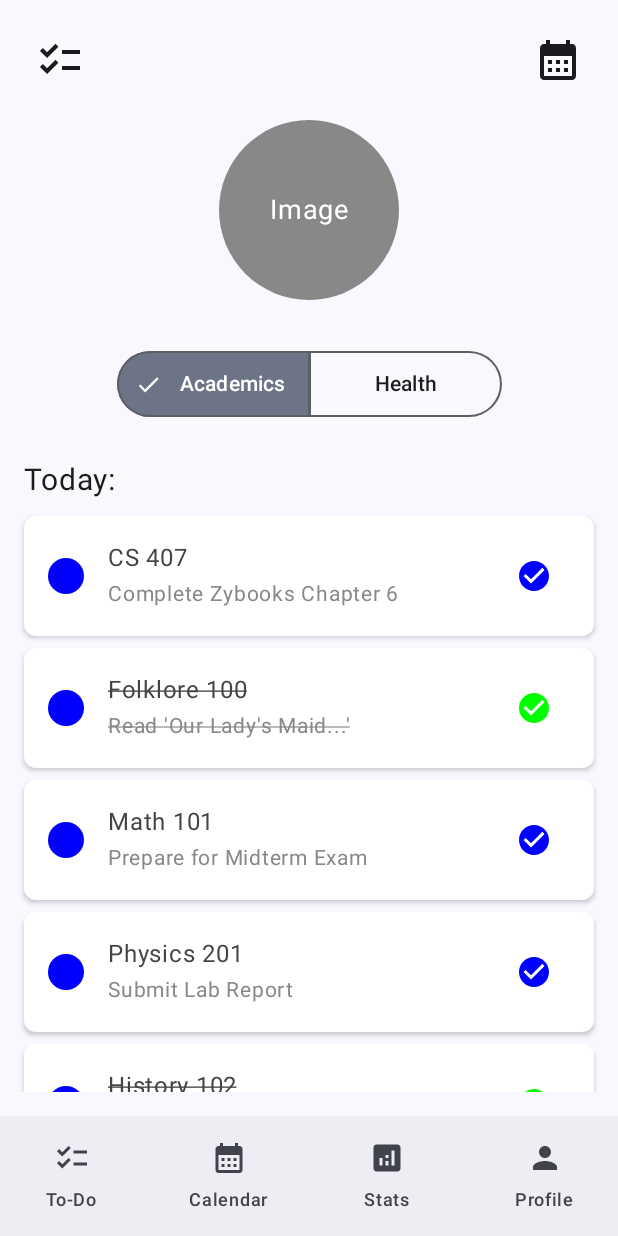
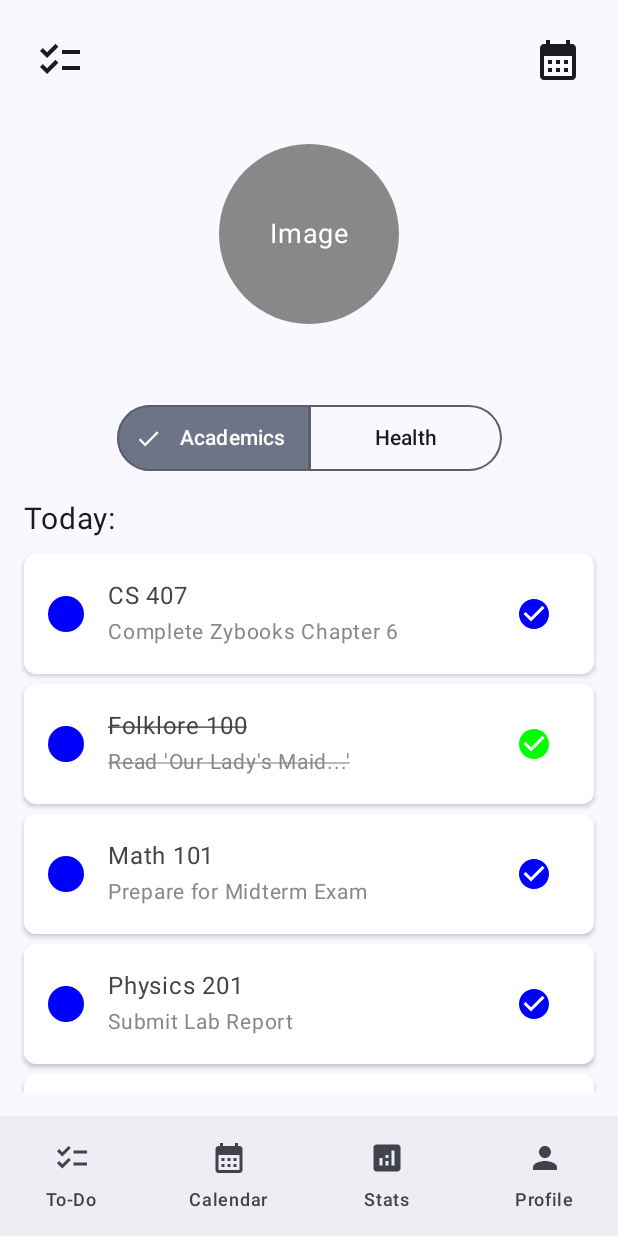
Before and after one commit to RainyJin/WellNest, an Android app built with Jetpack Compose: the screen it shows after launch (MainActivity), on a phone screen of 412 x 824 dp. Run offline under Robolectric (Android 15) with nearby library versions, the phone set to English and light mode, and no system bars.

Commit message:
Changed padding

```diff
--- a/app/src/main/java/com/cs407/wellnest/TodoFragment.kt
+++ b/app/src/main/java/com/cs407/wellnest/TodoFragment.kt
@@ -26,15 +26,15 @@ fun TodoScreen() {
             .padding(16.dp)
     ) {
         TopSection()
-        Spacer(modifier = Modifier.height(16.dp))
+        Spacer(modifier = Modifier.height(32.dp))
         PlaceholderImage(
             modifier = Modifier.align(Alignment.CenterHorizontally)
         )
-        Spacer(modifier = Modifier.height(32.dp))
+        Spacer(modifier = Modifier.height(52.dp))
         CategoryTabs(selectedTabIndex = selectedTabIndex) { index ->
             selectedTabIndex = index // Update selected tab when clicked
         }
-        Spacer(modifier = Modifier.height(20.dp))
+        Spacer(modifier = Modifier.height(10.dp))
         TodoListSection(selectedTabIndex = selectedTabIndex)
     }
 }
@@ -167,7 +167,7 @@ fun TodoListItem(course: String, description: String, isCompleted: Boolean) {
         shape = RoundedCornerShape(8.dp),
         modifier = Modifier
             .fillMaxWidth()
-            .padding(vertical = 4.dp),
+            .padding(vertical = 3.dp),
         elevation = CardDefaults.cardElevation(2.dp),
         colors = CardDefaults.cardColors(containerColor = Color.White)
     ) {
```
